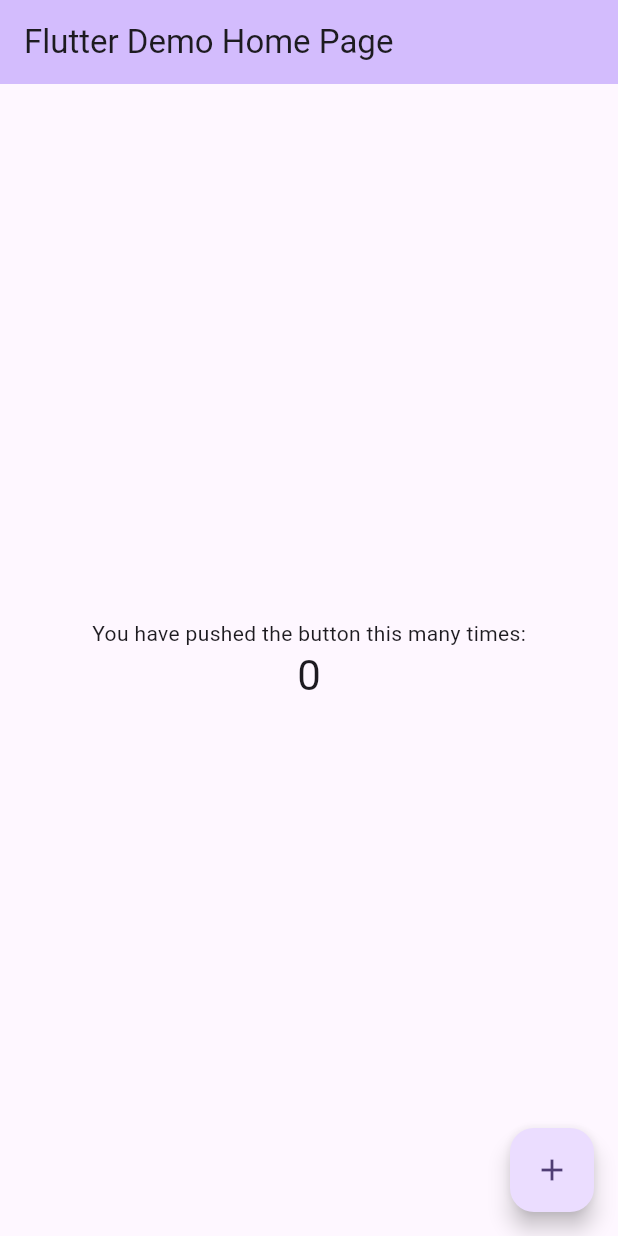
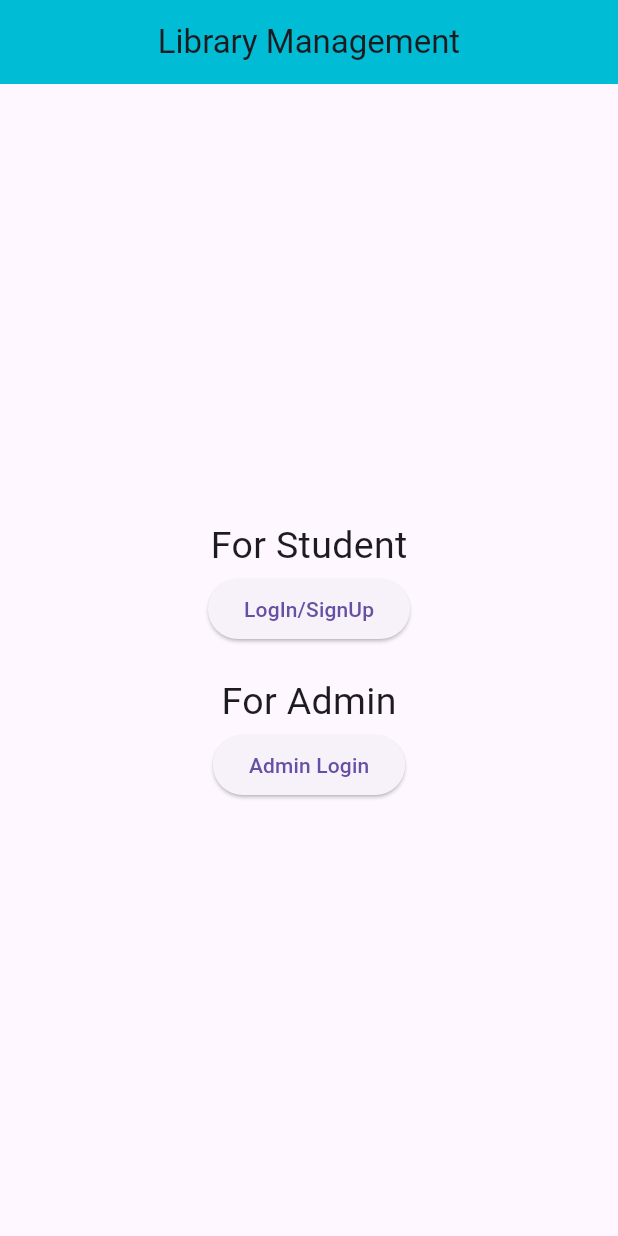
Before and after one commit to basant-dev1/Library_Management, a Flutter app: the screen it shows after launch, on a phone screen of 412 x 824 dp. Run offline on Flutter 3.47's test engine with Material 3 defaults, Android fonts, the phone set to English and light mode, and no system bars.

Commit message:
creating main_screen and login_form for Student

```diff
--- a/lib/main.dart
+++ b/lib/main.dart
@@ -1,4 +1,5 @@
 import 'package:flutter/material.dart';
+import 'package:library_management/screen/main_screen.dart';
 
 void main() {
   runApp(const MyApp());
@@ -7,116 +8,32 @@ void main() {
 class MyApp extends StatelessWidget {
   const MyApp({super.key});
 
-  // This widget is the root of your application.
   @override
   Widget build(BuildContext context) {
-    return MaterialApp(
-      title: 'Flutter Demo',
-      theme: ThemeData(
-        // This is the theme of your application.
-        //
-        // TRY THIS: Try running your application with "flutter run". You'll see
-        // the application has a purple toolbar. Then, without quitting the app,
-        // try changing the seedColor in the colorScheme below to Colors.green
-        // and then invoke "hot reload" (save your changes or press the "hot
-        // reload" button in a Flutter-supported IDE, or press "r" if you used
-        // the command line to start the app).
-        //
-        // Notice that the counter didn't reset back to zero; the application
-        // state is not lost during the reload. To reset the state, use hot
-        // restart instead.
-        //
-        // This works for code too, not just values: Most code changes can be
-        // tested with just a hot reload.
-        colorScheme: ColorScheme.fromSeed(seedColor: Colors.deepPurple),
-      ),
-      home: const MyHomePage(title: 'Flutter Demo Home Page'),
-    );
+return MaterialApp(
+  debugShowCheckedModeBanner: false,
+  title: "Management Your Library",
+  home: MyHomePage(),
+);
   }
+
 }
 
 class MyHomePage extends StatefulWidget {
-  const MyHomePage({super.key, required this.title});
-
-  // This widget is the home page of your application. It is stateful, meaning
-  // that it has a State object (defined below) that contains fields that affect
-  // how it looks.
-
-  // This class is the configuration for the state. It holds the values (in this
-  // case the title) provided by the parent (in this case the App widget) and
-  // used by the build method of the State. Fields in a Widget subclass are
-  // always marked "final".
-
-  final String title;
+  const MyHomePage({super.key});
 
   @override
   State<MyHomePage> createState() => _MyHomePageState();
 }
 
 class _MyHomePageState extends State<MyHomePage> {
-  int _counter = 0;
 
-  void _incrementCounter() {
-    setState(() {
-      // This call to setState tells the Flutter framework that something has
-      // changed in this State, which causes it to rerun the build method below
-      // so that the display can reflect the updated values. If we changed
-      // _counter without calling setState(), then the build method would not be
-      // called again, and so nothing would appear to happen.
-      _counter++;
-    });
+ @override
+  Widget build(BuildContext context) {
+
+   return Scaffold(
+     body: MainScreen(),
+   );
   }
 
-  @override
-  Widget build(BuildContext context) {
-    // This method is rerun every time setState is called, for instance as done
-    // by the _incrementCounter method above.
-    //
-    // The Flutter framework has been optimized to make rerunning build methods
-    // fast, so that you can just rebuild anything that needs updating rather
-    // than having to individually change instances of widgets.
-    return Scaffold(
-      appBar: AppBar(
-        // TRY THIS: Try changing the color here to a specific color (to
-        // Colors.amber, perhaps?) and trigger a hot reload to see the AppBar
-        // change color while the other colors stay the same.
-        backgroundColor: Theme.of(context).colorScheme.inversePrimary,
-        // Here we take the value from the MyHomePage object that was created by
-        // the App.build method, and use it to set our appbar title.
-        title: Text(widget.title),
-      ),
-      body: Center(
-        // Center is a layout widget. It takes a single child and positions it
-        // in the middle of the parent.
-        child: Column(
-          // Column is also a layout widget. It takes a list of children and
-          // arranges them vertically. By default, it sizes itself to fit its
-          // children horizontally, and tries to be as tall as its parent.
-          //
-          // Column has various properties to control how it sizes itself and
-          // how it positions its children. Here we use mainAxisAlignment to
-          // center the children vertically; the main axis here is the vertical
-          // axis because Columns are vertical (the cross axis would be
-          // horizontal).
-          //
-          // TRY THIS: Invoke "debug painting" (choose the "Toggle Debug Paint"
-          // action in the IDE, or press "p" in the console), to see the
-          // wireframe for each widget.
-          mainAxisAlignment: MainAxisAlignment.center,
-          children: <Widget>[
-            const Text('You have pushed the button this many times:'),
-            Text(
-              '$_counter',
-              style: Theme.of(context).textTheme.headlineMedium,
-            ),
-          ],
-        ),
-      ),
-      floatingActionButton: FloatingActionButton(
-        onPressed: _incrementCounter,
-        tooltip: 'Increment',
-        child: const Icon(Icons.add),
-      ), // This trailing comma makes auto-formatting nicer for build methods.
-    );
-  }
 }
--- /dev/null
+++ b/lib/screen/main_screen.dart
@@ -0,0 +1,47 @@
+import 'package:flutter/material.dart';
+import 'package:library_management/screen/student_login_screen.dart';
+
+class MainScreen extends StatefulWidget {
+  const MainScreen({super.key});
+
+  @override
+  State<MainScreen> createState() => _MainScreenState();
+}
+
+class _MainScreenState extends State<MainScreen> {
+  @override
+  Widget build(BuildContext context) {
+    return Scaffold(
+      appBar: AppBar(
+        title: Text("Library Management"),
+        centerTitle: true,
+        backgroundColor: Colors.cyan,
+      ),
+      body: Center(
+        child: Column(
+          crossAxisAlignment: CrossAxisAlignment.center,
+          mainAxisAlignment: MainAxisAlignment.center,
+          children: [
+            Text("For Student",style: TextStyle(fontSize: 25),),
+            ElevatedButton(onPressed: (){
+              Navigator.push(context, MaterialPageRoute(builder: (context)=>StudentLoginScreen(),),);
+            },
+                child: Text("LogIn/SignUp"),),
+
+            // SizedBox(height: 20),
+            //
+            // Text("New Student SignUp here",style: TextStyle(fontSize: 25),),
+            // ElevatedButton(onPressed: (){},
+            //   child: Text("SignUp"),),
+
+            SizedBox(height: 20),
+
+            Text("For Admin",style: TextStyle(fontSize: 25),),
+            ElevatedButton(onPressed: (){},
+                child: Text("Admin Login"),),
+          ],
+        ),
+      ),
+    );
+  }
+}
--- a/pubspec.yaml
+++ b/pubspec.yaml
@@ -58,8 +58,8 @@ flutter:
   uses-material-design: true
 
   # To add assets to your application, add an assets section, like this:
-  # assets:
-  #   - images/a_dot_burr.jpeg
+  assets:
+    - assets/
   #   - images/a_dot_ham.jpeg
 
   # An image asset can refer to one or more resolution-specific "variants", see
```
Also changed, not shown: lib/screen/student_login_screen.dart (added, +91 -0 lines), assets/img.png (added), lib/screen/signup_screen.dart (added).
